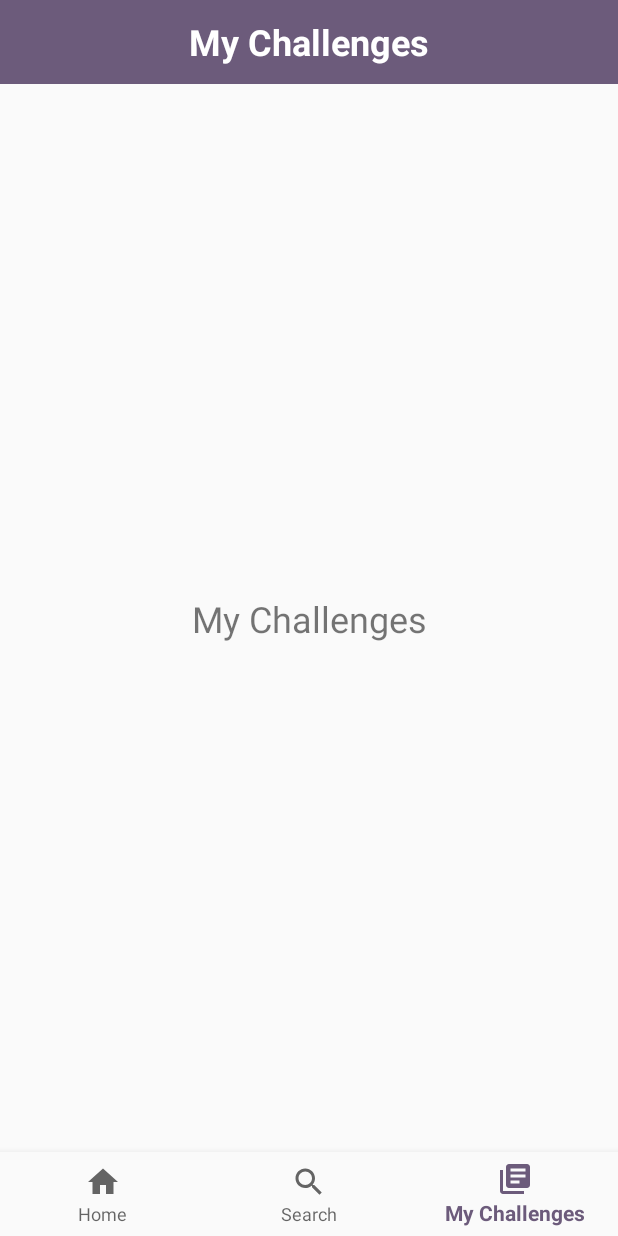
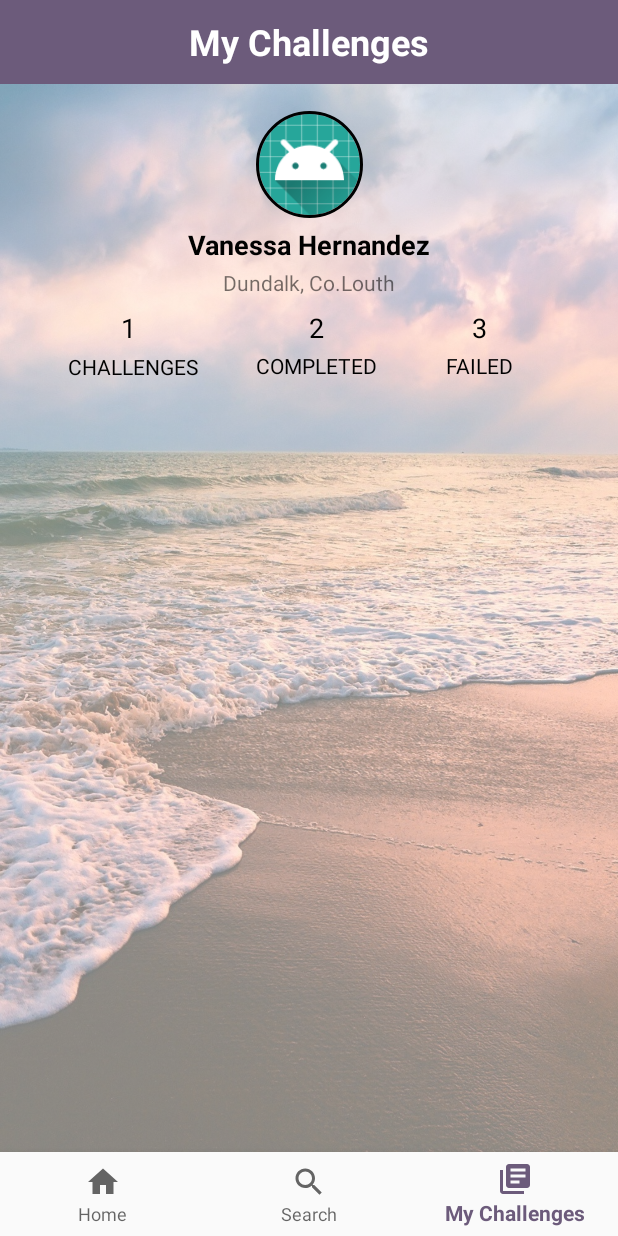
Before and after one commit to Paudi101/Challenger, an Android app: the screen it shows after launch (MainActivity), item 3 of the bottom bar chosen, on a phone screen of 412 x 824 dp. Run offline under Robolectric (Android 15) with nearby library versions, the phone set to English and light mode, and no system bars; our stand-ins replace CircleImageView.

Commit message:
Started UI work for the profile screen

```diff
--- a/app/build.gradle
+++ b/app/build.gradle
@@ -27,4 +27,5 @@ dependencies {
     testImplementation 'junit:junit:4.12'
     androidTestImplementation 'com.android.support.test:runner:1.0.2'
     androidTestImplementation 'com.android.support.test.espresso:espresso-core:3.0.2'
+    implementation 'de.hdodenhof:circleimageview:2.2.0'
 }
--- a/app/src/main/java/main/challenger/Features/Home/MainPagerAdapter.java
+++ b/app/src/main/java/main/challenger/Features/Home/MainPagerAdapter.java
@@ -5,7 +5,8 @@ import android.support.v4.app.Fragment;
 import android.support.v4.app.FragmentManager;
 import android.support.v4.app.FragmentPagerAdapter;
 import java.util.ArrayList;
-import main.challenger.Features.MyChallenges.ChallengesFragment;
+import main.challenger.Features.Profile.ChallengesFragment;
+import main.challenger.Features.Profile.ProfileFragment;
 import main.challenger.Features.Search.SearchFragment;
 
 
@@ -20,7 +21,7 @@ public class MainPagerAdapter extends FragmentPagerAdapter {
         this.context = context;
         fragments.add(new HomeFragment());
         fragments.add(new SearchFragment());
-        fragments.add(new ChallengesFragment());
+        fragments.add(new ProfileFragment());
     }
 
     @Override
--- a/app/src/main/java/main/challenger/Features/MyChallenges/ChallengesFragment.java
+++ b/app/src/main/java/main/challenger/Features/Profile/ChallengesFragment.java
@@ -1,4 +1,4 @@
-package main.challenger.Features.MyChallenges;
+package main.challenger.Features.Profile;
 
 import android.support.v4.app.Fragment;
 import android.os.Bundle;
--- /dev/null
+++ b/app/src/main/java/main/challenger/Features/Profile/ProfileFragment.java
@@ -0,0 +1,39 @@
+package main.challenger.Features.Profile;
+
+import android.support.v4.app.Fragment;
+import android.os.Bundle;
+import android.support.annotation.Nullable;
+import android.view.LayoutInflater;
+import android.view.MotionEvent;
+import android.view.View;
+import android.view.ViewGroup;
+
+import main.challenger.R;
+
+public class ProfileFragment extends Fragment implements View.OnTouchListener {
+
+    private static final String TAG = ChallengesFragment.class.getSimpleName();
+    private View rootView;
+
+    @Override
+    public View onCreateView(LayoutInflater inflater, @Nullable ViewGroup container, @Nullable Bundle savedInstanceState) {
+        rootView = inflater.inflate(R.layout.profile_fragment, container, false);
+        return rootView;
+    }
+
+    @Override
+    public void onViewCreated(View view, @Nullable Bundle savedInstanceState) {
+        super.onViewCreated(view, savedInstanceState);
+        findViews();
+
+    }
+
+    private void findViews() {
+
+    }
+
+    @Override
+    public boolean onTouch(View view, MotionEvent motionEvent) {
+        return false;
+    }
+}
--- a/app/src/main/res/layout/activity_main.xml
+++ b/app/src/main/res/layout/activity_main.xml
@@ -45,10 +45,6 @@
         android:id="@+id/viewPager"
         android:layout_width="0dp"
         android:layout_height="0dp"
-        android:layout_marginBottom="8dp"
-        android:layout_marginEnd="8dp"
-        android:layout_marginStart="8dp"
-        android:layout_marginTop="8dp"
         app:layout_constraintBottom_toTopOf="@+id/navigation"
         app:layout_constraintEnd_toEndOf="parent"
         app:layout_constraintStart_toStartOf="parent"
--- /dev/null
+++ b/app/src/main/res/layout/profile_fragment.xml
@@ -0,0 +1,169 @@
+<?xml version="1.0" encoding="utf-8"?>
+<android.support.constraint.ConstraintLayout xmlns:android="http://schemas.android.com/apk/res/android"
+    xmlns:app="http://schemas.android.com/apk/res-auto"
+    xmlns:tools="http://schemas.android.com/tools"
+    android:layout_width="match_parent"
+    android:background="@drawable/sunset"
+    android:backgroundTint="#80FFFFFF"
+    android:backgroundTintMode="src_over"
+    android:layout_height="match_parent">
+
+    <android.support.constraint.ConstraintLayout
+        android:id="@+id/information_con"
+        android:layout_width="match_parent"
+        android:layout_height="wrap_content"
+        android:layout_marginEnd="8dp"
+        android:layout_marginStart="8dp"
+        android:layout_marginTop="8dp"
+        app:layout_constraintEnd_toEndOf="parent"
+        app:layout_constraintStart_toStartOf="parent"
+        app:layout_constraintTop_toTopOf="parent">
+
+
+        <de.hdodenhof.circleimageview.CircleImageView xmlns:app="http://schemas.android.com/apk/res-auto"
+            android:id="@+id/profile_image"
+            android:layout_width="75dp"
+            android:layout_height="71dp"
+            android:layout_marginEnd="8dp"
+            android:layout_marginStart="8dp"
+            android:layout_marginTop="10dp"
+            android:src="@mipmap/ic_launcher_round"
+            app:civ_border_color="#FF000000"
+            app:civ_border_width="2dp"
+            app:layout_constraintEnd_toEndOf="parent"
+            app:layout_constraintHorizontal_bias="0.501"
+            app:layout_constraintStart_toStartOf="parent"
+            app:layout_constraintTop_toTopOf="parent" />
+
+        <TextView
+            android:id="@+id/name_txt"
+            android:layout_width="wrap_content"
+            android:layout_height="wrap_content"
+            android:layout_marginEnd="8dp"
+            android:layout_marginStart="8dp"
+            android:layout_marginTop="5dp"
+            android:text="Vanessa Hernandez"
+            android:textColor="@android:color/black"
+            android:textSize="18sp"
+            android:textStyle="bold"
+            app:layout_constraintEnd_toEndOf="parent"
+            app:layout_constraintStart_toStartOf="parent"
+            app:layout_constraintTop_toBottomOf="@+id/profile_image" />
+
+        <TextView
+            android:id="@+id/textView2"
+            android:layout_width="wrap_content"
+            android:layout_height="wrap_content"
+            android:layout_marginEnd="8dp"
+            android:layout_marginStart="8dp"
+            android:layout_marginTop="3dp"
+            android:text="Dundalk, Co.Louth"
+            app:layout_constraintEnd_toEndOf="parent"
+            app:layout_constraintStart_toStartOf="parent"
+            app:layout_constraintTop_toBottomOf="@+id/name_txt" />
+
+        <android.support.constraint.ConstraintLayout
+            android:layout_width="0dp"
+            android:layout_height="wrap_content"
+            android:layout_marginEnd="24dp"
+            app:layout_constraintEnd_toEndOf="parent"
+            app:layout_constraintHorizontal_bias="0.0"
+            app:layout_constraintStart_toStartOf="parent"
+            app:layout_constraintTop_toBottomOf="@+id/textView2">
+
+            <TextView
+                android:id="@+id/completed_txt"
+                android:layout_width="wrap_content"
+                android:layout_height="wrap_content"
+                android:layout_marginTop="8dp"
+                android:text="2"
+                android:textColor="@android:color/black"
+                android:textSize="18sp"
+                app:layout_constraintEnd_toEndOf="@+id/textView6"
+                app:layout_constraintStart_toStartOf="@+id/textView6"
+                app:layout_constraintTop_toTopOf="parent" />
+
+            <TextView
+                android:id="@+id/ongoing_txt"
+                android:layout_width="wrap_content"
+                android:layout_height="wrap_content"
+                android:layout_marginTop="8dp"
+                android:text="1"
+                android:textColor="@android:color/black"
+                android:textSize="18sp"
+                app:layout_constraintEnd_toEndOf="@+id/textView4"
+                app:layout_constraintHorizontal_bias="0.454"
+                app:layout_constraintStart_toStartOf="@+id/textView4"
+                app:layout_constraintTop_toTopOf="parent" />
+
+            <TextView
+                android:id="@+id/textView6"
+                android:layout_width="wrap_content"
+                android:layout_height="20dp"
+                android:layout_marginBottom="8dp"
+                android:layout_marginTop="3dp"
+                android:text="@string/completed"
+                android:textColor="@android:color/black"
+                app:layout_constraintBottom_toBottomOf="parent"
+                app:layout_constraintEnd_toStartOf="@+id/textView7"
+                app:layout_constraintHorizontal_bias="0.5"
+                app:layout_constraintStart_toEndOf="@+id/textView4"
+                app:layout_constraintTop_toBottomOf="@+id/completed_txt"
+                app:layout_constraintVertical_bias="0.0" />
+
+            <TextView
+                android:id="@+id/textView4"
+                android:layout_width="wrap_content"
+                android:layout_height="wrap_content"
+                android:layout_marginBottom="8dp"
+                android:layout_marginTop="3dp"
+                android:text="@string/challenges"
+                android:textColor="@android:color/black"
+                app:layout_constraintBottom_toBottomOf="parent"
+                app:layout_constraintEnd_toStartOf="@+id/textView6"
+                app:layout_constraintHorizontal_bias="0.5"
+                app:layout_constraintStart_toStartOf="parent"
+                app:layout_constraintTop_toBottomOf="@+id/ongoing_txt" />
+
+            <TextView
+                android:id="@+id/textView7"
+                android:layout_width="45dp"
+                android:layout_height="16dp"
+                android:layout_marginStart="8dp"
+                android:layout_marginTop="3dp"
+                android:text="@string/failed"
+                android:textColor="@android:color/black"
+                app:layout_constraintEnd_toEndOf="parent"
+                app:layout_constraintHorizontal_bias="0.5"
+                app:layout_constraintStart_toEndOf="@+id/textView6"
+                app:layout_constraintTop_toBottomOf="@+id/failed_txt" />
+
+            <TextView
+                android:id="@+id/failed_txt"
+                android:layout_width="wrap_content"
+                android:layout_height="wrap_content"
+                android:layout_marginTop="8dp"
+                android:text="3"
+                android:textColor="@android:color/black"
+                android:textSize="18sp"
+                app:layout_constraintEnd_toEndOf="@+id/textView7"
+                app:layout_constraintStart_toStartOf="@+id/textView7"
+                app:layout_constraintTop_toTopOf="parent" />
+        </android.support.constraint.ConstraintLayout>
+
+    </android.support.constraint.ConstraintLayout>
+
+    <android.support.constraint.ConstraintLayout
+        android:layout_width="0dp"
+        android:layout_height="0dp"
+        android:layout_marginBottom="8dp"
+        android:layout_marginEnd="8dp"
+        android:layout_marginStart="8dp"
+        app:layout_constraintBottom_toBottomOf="parent"
+        app:layout_constraintEnd_toEndOf="parent"
+        app:layout_constraintStart_toStartOf="parent"
+        app:layout_constraintTop_toBottomOf="@+id/information_con">
+
+    </android.support.constraint.ConstraintLayout>
+
+</android.support.constraint.ConstraintLayout>
--- a/app/src/main/res/values/strings.xml
+++ b/app/src/main/res/values/strings.xml
@@ -4,4 +4,7 @@
     <string name="title_dashboard">Dashboard</string>
     <string name="title_personal">My Challenges</string>
     <string name="title_search">Search</string>
+    <string name="challenges">CHALLENGES</string>
+    <string name="completed">COMPLETED</string>
+    <string name="failed">FAILED</string>
 </resources>
```
Also changed, not shown: app/src/main/res/drawable/sunset.jpg (added).
